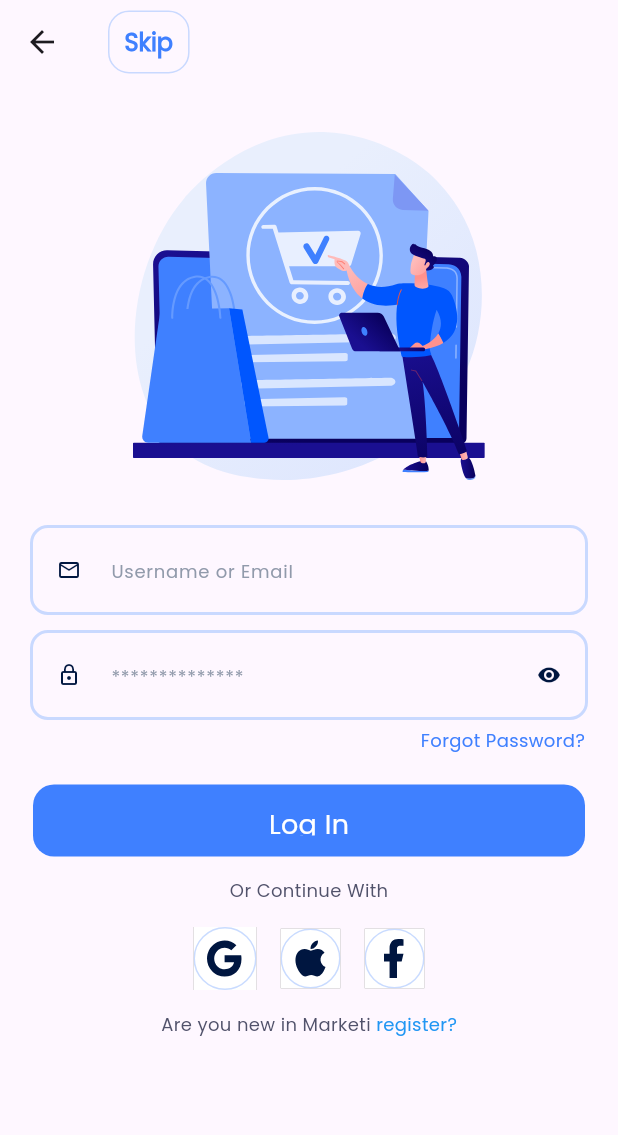
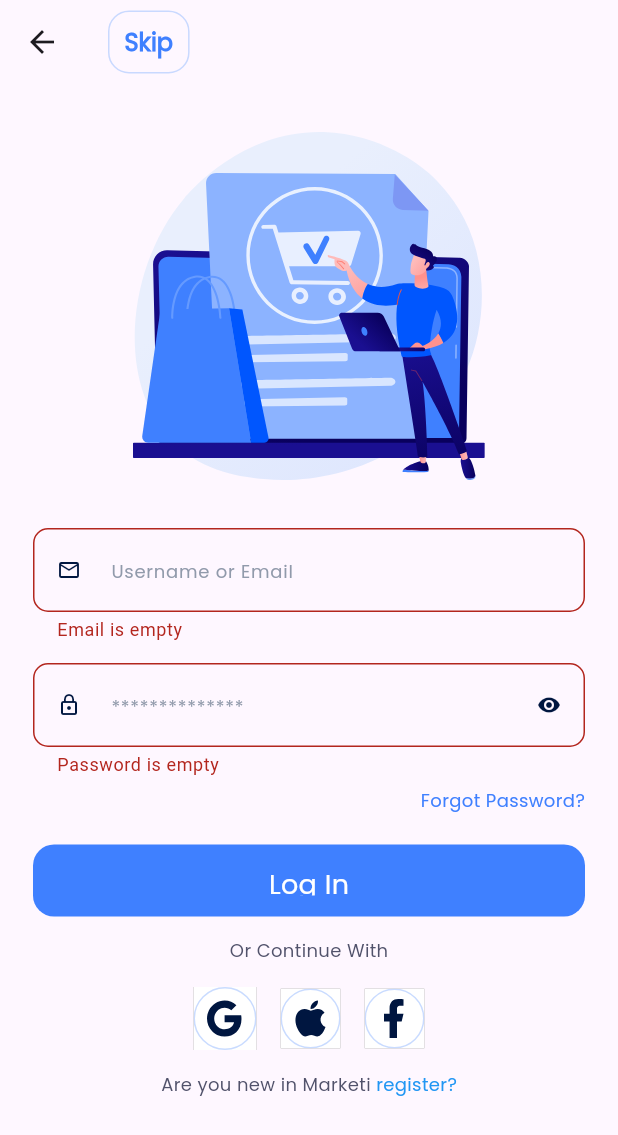
Before and after one commit to MoazMohamedHamzaGaber/marketi, a Flutter app: the LoginView screen opened directly, after a tap on "Log In", on a phone screen of 412 x 824 dp. Shown: the top 1135 px of the screen. Run offline on Flutter 3.47's test engine with Material 3 defaults, Android fonts, the phone set to English and light mode, and no system bars; our stand-ins replace dio, flutter_bloc, flutter_svg, fluttertoast, smooth_page_indicator.

Commit message:
Custom Text Field

```diff
--- a/lib/Feature/Login/presentation/view/Widget/custom_text_field.dart
+++ b/lib/Feature/Login/presentation/view/Widget/custom_text_field.dart
@@ -6,7 +6,7 @@ import 'package:marketi/Feature/Login/presentation/manage/cubit/login_states.dar
 import '../../../../../core/utils/components.dart';
 
 class CustomTextField extends StatelessWidget {
-   CustomTextField({super.key, this.emailController, this.passwordController});
+   const CustomTextField({super.key, this.emailController, this.passwordController});
 
   final emailController;
   final passwordController;
@@ -24,7 +24,12 @@ class CustomTextField extends StatelessWidget {
               textInputType: TextInputType.emailAddress,
               prefixIcon: Icons.mail_outline,
               text: 'Username or Email',
-              validateText: 'Email is empty',
+                validateFunction: (value) {
+                  if (value!.isEmpty) {
+                    return 'Email is empty';
+                  }
+                  return null;
+                }
             ),
             const SizedBox(
               height: 14,
@@ -35,10 +40,15 @@ class CustomTextField extends StatelessWidget {
                 textInputType: TextInputType.visiblePassword,
                 prefixIcon: Icons.lock_outline,
                 text: '**************',
-                validateText: 'Password is empty',
                 suffixIcon:cubit.obscureText? Icons.visibility :Icons.visibility_off,
                 suffixFunction: (){
                   cubit.changeObscureText();
+                },
+                validateFunction: (value) {
+                  if (value!.isEmpty) {
+                    return 'Password is empty';
+                  }
+                  return null;
                 }
             ),
           ],
```
